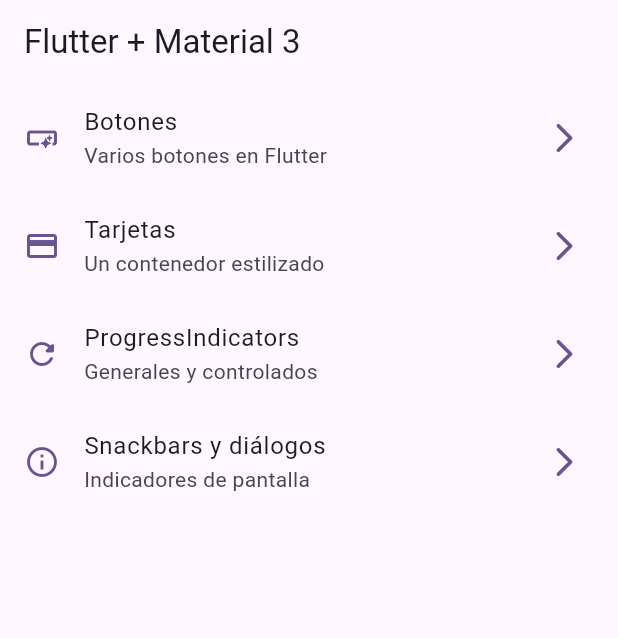
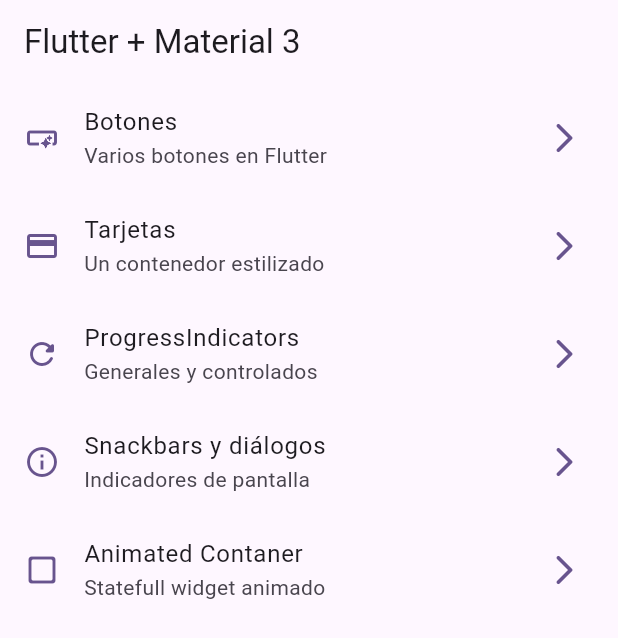
Before and after one commit to HerrWolf/widgets_app, a Flutter app: the screen it shows after launch, on a phone screen of 412 x 824 dp. Shown: the top 638 px of the screen. Run offline on Flutter 3.47's test engine with Material 3 defaults, Android fonts, the phone set to English and light mode, and no system bars; our stand-ins replace go_router.

Commit message:
seccion 10 clase 9

```diff
--- a/lib/config/menu/menu_items.dart
+++ b/lib/config/menu/menu_items.dart
@@ -39,4 +39,10 @@ const appMenuItems = <MenuItem>[
     link: '/snackbar',
     icon: Icons.info_outline,
   ),
+  MenuItem(
+    title: 'Animated Contaner',
+    subtitle: 'Statefull widget animado',
+    link: '/animated',
+    icon: Icons.check_box_outline_blank_rounded,
+  ),
 ];
--- a/lib/config/router/app_router.dart
+++ b/lib/config/router/app_router.dart
@@ -31,5 +31,10 @@ final appRouter = GoRouter(
       path: '/snackbar',
       builder: (context, state) => const SnackbarScreen(),
     ),
+    GoRoute(
+      name: AnimatedScreen.name,
+      path: '/animated',
+      builder: (context, state) => const AnimatedScreen(),
+    ),
   ],
 );
```
Also changed, not shown: lib/presentation/screens/animated/animated_screen.dart (+51 -2 lines).
